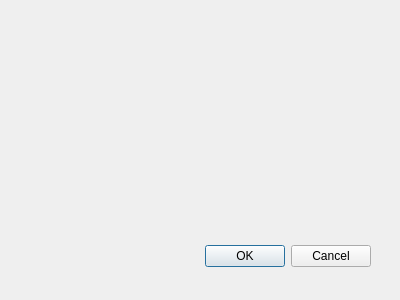
Above: src/qt/about.ui from chuckfairy/Orzabal before the change. Below: the same form after it.
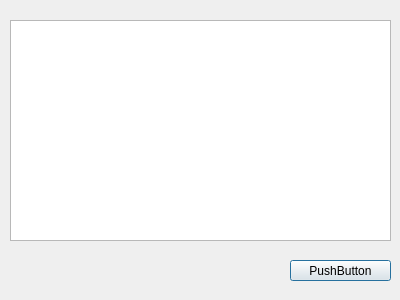
That is the form after the change.

Patch:
```diff
--- a/src/qt/about.ui
+++ b/src/qt/about.ui
@@ -15,20 +15,27 @@
   <property name="windowTitle" >
    <string>Dialog</string>
   </property>
-  <widget class="QDialogButtonBox" name="buttonBox" >
-   <property name="geometry" >
+  <widget class="QPushButton" name="pushButton">
+   <property name="geometry">
     <rect>
-     <x>30</x>
-     <y>240</y>
-     <width>341</width>
-     <height>32</height>
+     <x>290</x>
+     <y>260</y>
+     <width>101</width>
+     <height>21</height>
     </rect>
    </property>
-   <property name="orientation" >
-    <enum>Qt::Horizontal</enum>
+   <property name="text">
+    <string>PushButton</string>
    </property>
-   <property name="standardButtons" >
-    <set>QDialogButtonBox::Cancel|QDialogButtonBox::Ok</set>
+  </widget>
+  <widget class="QTableView" name="tableView">
+   <property name="geometry">
+    <rect>
+     <x>10</x>
+     <y>20</y>
+     <width>381</width>
+     <height>221</height>
+    </rect>
    </property>
   </widget>
  </widget>
```
Left out of the diff: 49 changed lines with no effect on the pictures.
